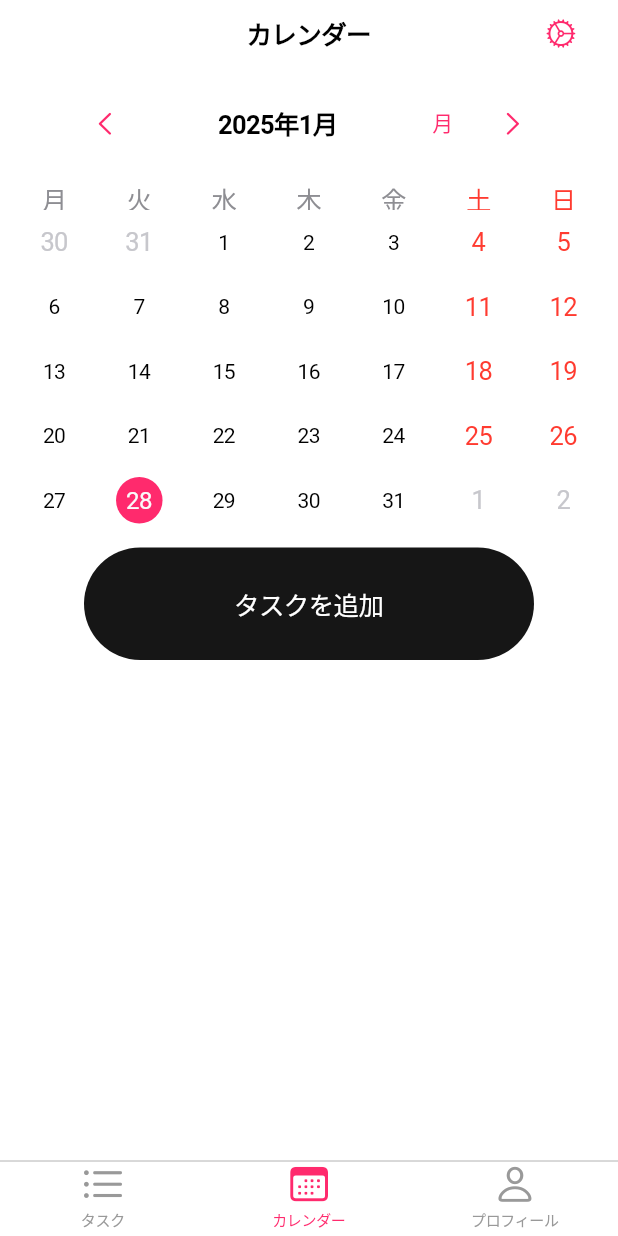
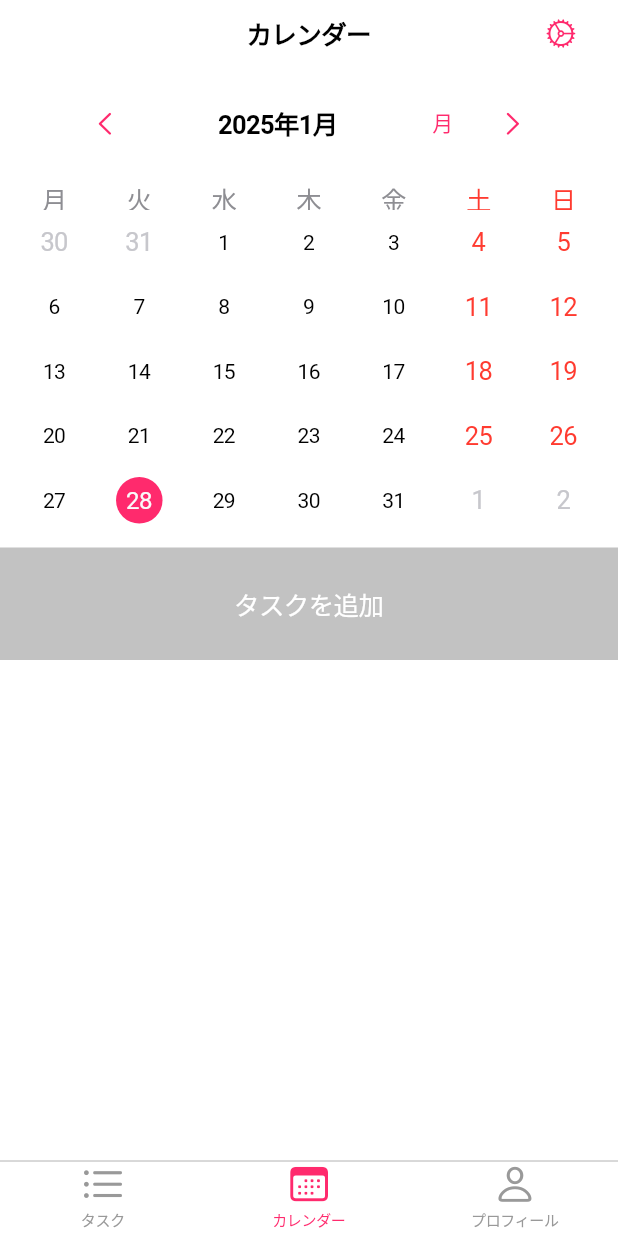
Before and after one commit to Lee-Jihye20/DailyMission, a Flutter app: the screen it shows after launch, item 2 of the bottom bar chosen, on a phone screen of 412 x 824 dp. Run offline on Flutter 3.47's test engine with Material 3 defaults, Android fonts, the phone set to English and light mode, and no system bars; drawn by our look-alikes of table_calendar; our stand-ins replace flutter_local_notifications, image_picker, shared_preferences, sqflite, timezone; accounts and stored records are empty.

Commit message:
taiyo-update

```diff
--- a/lib/screens/calendar_screen.dart
+++ b/lib/screens/calendar_screen.dart
@@ -590,13 +590,11 @@ class _CalendarScreenState extends State<CalendarScreen> {
               height: 10,
             ),
             Container(
-                width: 300,
+                width: double.infinity,
                 child: Container(
-                  width: 200,
                   height: 75,
                   decoration: BoxDecoration(
-                    color: const Color.fromARGB(255, 22, 22, 22),
-                    borderRadius: BorderRadius.circular(40),
+                    color: const Color.fromARGB(67, 22, 22, 22),
                   ),
                   child: CupertinoButton(
                     padding: EdgeInsets.zero,
@@ -617,7 +615,6 @@ class _CalendarScreenState extends State<CalendarScreen> {
                       itemCount: _getTasksForDay(_selectedDay!).length,
                       separatorBuilder: (context, index) => Container(
                         height: 1,
-                        color: CupertinoColors.separator,
                       ),
                       itemBuilder: (context, index) {
                         final task = _getTasksForDay(_selectedDay!)[index];
```
